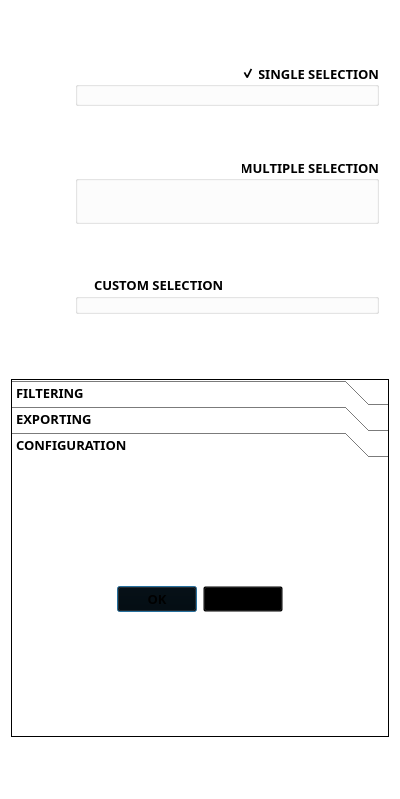
Above: filter_mate_dockwidget_base.ui from sducournau/filter_mate before the change. Below: the same form after it.
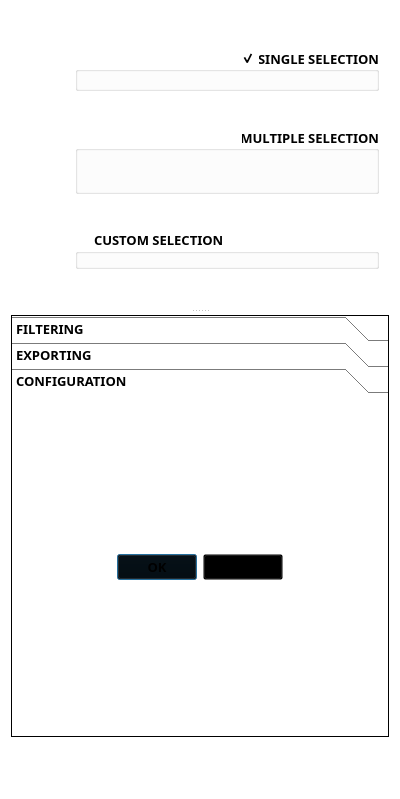
That is the form after the change. The open tabs and pages were chosen to show the change. Icons and pictures are not drawn. Custom widgets are drawn as their Qt base class.

Diff of the .ui file:
```diff
--- a/filter_mate_dockwidget_base.ui
+++ b/filter_mate_dockwidget_base.ui
@@ -266,11 +266,13 @@
     <item>
      <layout class="QVBoxLayout" name="verticalLayout_main">
       <item>
-       <layout class="QHBoxLayout" name="horizontalLayout_frame_exploring">
-        <item>
-         <widget class="QFrame" name="frame_exploring">
+       <widget class="QSplitter" name="splitter_main">
+        <property name="orientation">
+         <enum>Qt::Vertical</enum>
+        </property>
+        <widget class="QFrame" name="frame_exploring">
           <property name="sizePolicy">
-           <sizepolicy hsizetype="Preferred" vsizetype="Expanding">
+           <sizepolicy hsizetype="Preferred" vsizetype="Preferred">
             <horstretch>0</horstretch>
             <verstretch>0</verstretch>
            </sizepolicy>
@@ -278,13 +280,13 @@
           <property name="minimumSize">
            <size>
             <width>0</width>
-            <height>100</height>
+            <height>50</height>
            </size>
           </property>
           <property name="maximumSize">
            <size>
             <width>16777215</width>
-            <height>16777215</height>
+            <height>300</height>
            </size>
           </property>
           <property name="baseSize">
@@ -363,7 +365,7 @@
                 <x>0</x>
                 <y>0</y>
                 <width>372</width>
-                <height>298</height>
+                <height>301</height>
                </rect>
               </property>
               <layout class="QGridLayout" name="gridLayout_main_header">
@@ -1263,12 +1265,6 @@
            </item>
           </layout>
          </widget>
-        </item>
-       </layout>
-      </item>
-      <item>
-       <layout class="QHBoxLayout" name="horizontalLayout_frame_toolset">
-        <item>
          <widget class="QFrame" name="frame_toolset">
           <property name="sizePolicy">
            <sizepolicy hsizetype="Preferred" vsizetype="Expanding">
@@ -3433,8 +3429,8 @@
                  <rect>
                   <x>0</x>
                   <y>0</y>
-                  <width>370</width>
-                  <height>259</height>
+                  <width>166</width>
+                  <height>31</height>
                  </rect>
                 </property>
                 <attribute name="icon">
@@ -3497,11 +3493,10 @@
            </item>
           </layout>
          </widget>
-        </item>
-       </layout>
-      </item>
-      <item>
-       <layout class="QHBoxLayout" name="horizontalLayout_actions_container">
+        </widget>
+       </item>
+       <item>
+        <layout class="QHBoxLayout" name="horizontalLayout_actions_container">
         <item>
          <widget class="QFrame" name="frame_actions">
           <property name="frameShape">
```
Left out of the diff: 150 changed lines with no effect on the pictures.
